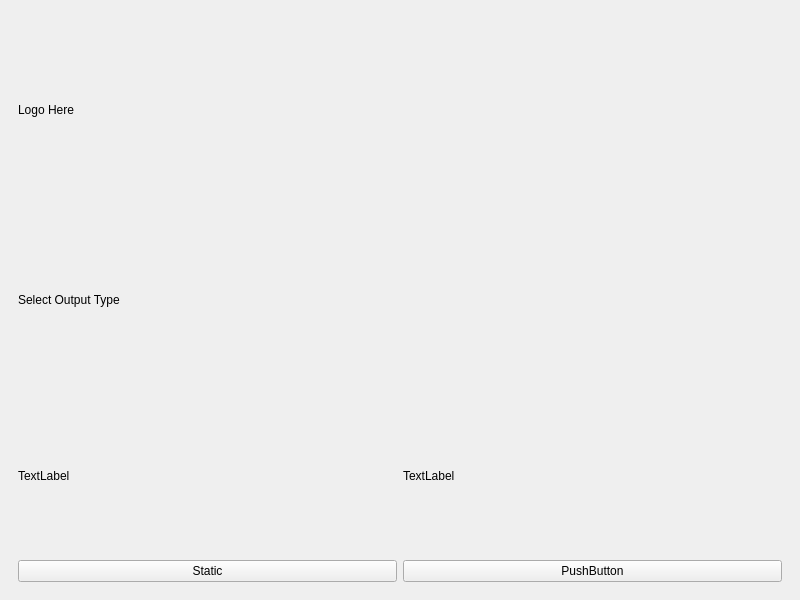
Old version of the form brbooth.ui in the repository Hitagi7/qt-brbooth.
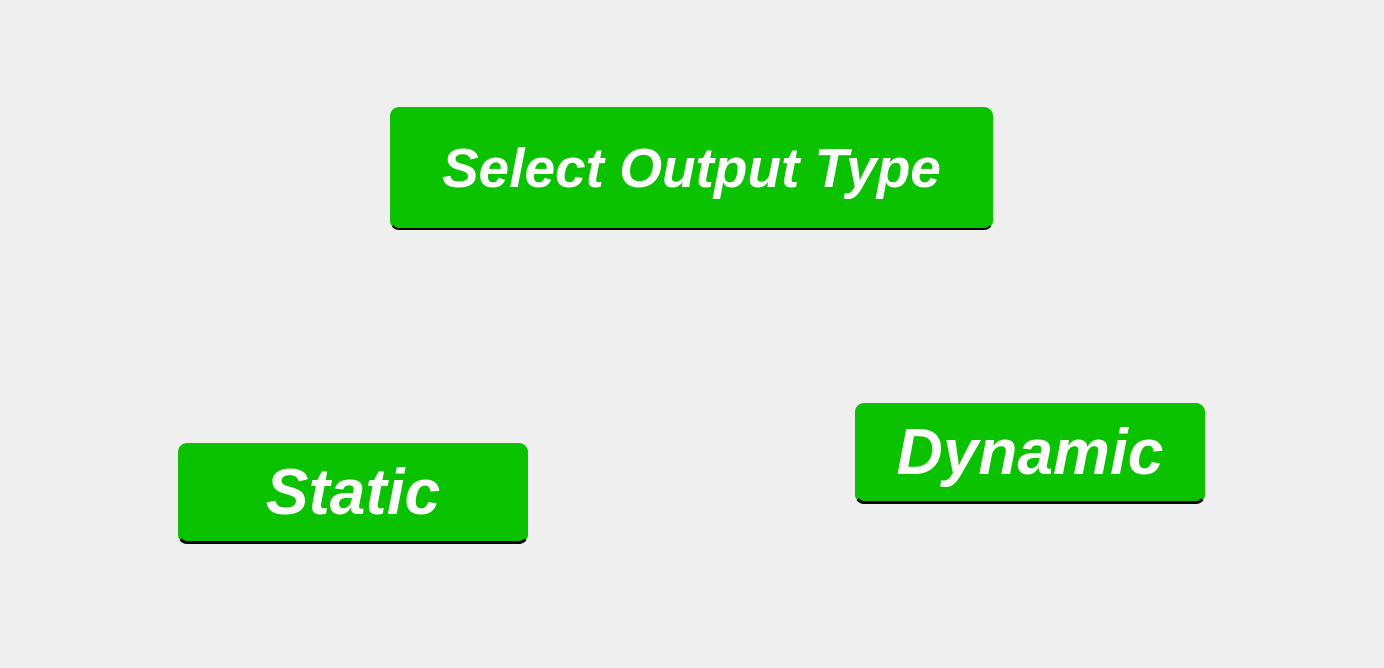
New version of the form. Icons and pictures are not drawn. Custom widgets are drawn as their Qt base class.

Commit message: Universal Background & Fixed Back Button

```diff
--- a/brbooth.ui
+++ b/brbooth.ui
@@ -6,8 +6,8 @@
    <rect>
     <x>0</x>
     <y>0</y>
-    <width>800</width>
-    <height>600</height>
+    <width>1384</width>
+    <height>668</height>
    </rect>
   </property>
   <property name="windowTitle">
@@ -26,19 +26,78 @@
        </property>
        <layout class="QVBoxLayout" name="verticalLayout_3">
         <item>
-         <widget class="QLabel" name="label_2">
+         <widget class="QLabel" name="usc_logo">
+          <property name="minimumSize">
+           <size>
+            <width>0</width>
+            <height>83</height>
+           </size>
+          </property>
+          <property name="maximumSize">
+           <size>
+            <width>16777215</width>
+            <height>83</height>
+           </size>
+          </property>
           <property name="text">
-           <string>Logo Here</string>
+           <string/>
+          </property>
+          <property name="pixmap">
+           <pixmap resource="resources.qrc">:/images/pics/usc_logo.png</pixmap>
           </property>
          </widget>
         </item>
-        <item>
-         <widget class="QLabel" name="label">
+        <item alignment="Qt::AlignmentFlag::AlignHCenter|Qt::AlignmentFlag::AlignVCenter">
+         <widget class="QLabel" name="title">
+          <property name="minimumSize">
+           <size>
+            <width>603</width>
+            <height>123</height>
+           </size>
+          </property>
+          <property name="maximumSize">
+           <size>
+            <width>603</width>
+            <height>123</height>
+           </size>
+          </property>
+          <property name="styleSheet">
+           <string notr="true">#title {
+   color: #FFF;
+   text-align: center;
+   font-family: &quot;Roboto Condensed&quot;;
+   font-style: italic;
+   font-weight: 700;
+   font-size: 55px;
+	background-color: #0BC200;
+	border-radius: 9px;
+    border-bottom: 2px solid #020202;
+}</string>
+          </property>
           <property name="text">
            <string>Select Output Type</string>
           </property>
+          <property name="alignment">
+           <set>Qt::AlignmentFlag::AlignCenter</set>
+          </property>
+          <property name="margin">
+           <number>0</number>
+          </property>
          </widget>
         </item>
+        <item>
+         <spacer name="verticalSpacer_4">
+          <property name="orientation">
+           <enum>Qt::Orientation::Vertical</enum>
+          </property>
+          <property name="sizeHint" stdset="0">
+           <size>
+            <width>20</width>
+            <height>40</height>
+           </size>
+          </property>
+         </spacer>
+        </item>
         <item>
          <layout class="QHBoxLayout" name="horizontalLayout_6">
           <item>
@@ -46,12 +105,49 @@
             <item>
              <widget class="QLabel" name="label_3">
               <property name="text">
-               <string>TextLabel</string>
+               <string/>
+              </property>
+              <property name="pixmap">
+               <pixmap resource="resources.qrc">:/images/pics/mickey.png</pixmap>
+              </property>
+              <property name="alignment">
+               <set>Qt::AlignmentFlag::AlignCenter</set>
               </property>
              </widget>
             </item>
-            <item>
-             <widget class="QPushButton" name="pushButton">
+            <item alignment="Qt::AlignmentFlag::AlignHCenter|Qt::AlignmentFlag::AlignVCenter">
+             <widget class="QPushButton" name="staticButton">
+              <property name="maximumSize">
+               <size>
+                <width>350</width>
+                <height>101</height>
+               </size>
+              </property>
+              <property name="cursor">
+               <cursorShape>PointingHandCursor</cursorShape>
+              </property>
+              <property name="styleSheet">
+               <string notr="true">#staticButton {
+border-radius: 9px;
+border-bottom: 3px solid #020202;
+background: #0BC200;
+width: 350px;
+height: 101px;
+
+color: #FFF;
+text-align: center;
+font-family: &quot;Roboto Condensed&quot;;
+font-size: 64px;
+font-style: italic;
+font-weight: 550;
+line-height: normal;
+}
+
+/* Hover effect for the button */
+#staticButton::hover {
+            background: #0EDD00; /* Slightly lighter green on hover */
+        }</string>
+              </property>
               <property name="text">
                <string>Static</string>
               </property>
@@ -64,21 +160,97 @@
             <item>
              <widget class="QLabel" name="label_4">
               <property name="text">
-               <string>TextLabel</string>
+               <string/>
               </property>
+              <property name="pixmap">
+               <pixmap resource="resources.qrc">:/images/pics/ballerina.png</pixmap>
+              </property>
+              <property name="alignment">
+               <set>Qt::AlignmentFlag::AlignCenter</set>
+              </property>
              </widget>
             </item>
             <item>
-             <widget class="QPushButton" name="pushButton_5">
+             <spacer name="verticalSpacer">
+              <property name="orientation">
+               <enum>Qt::Orientation::Vertical</enum>
+              </property>
+              <property name="sizeHint" stdset="0">
+               <size>
+                <width>20</width>
+                <height>40</height>
+               </size>
+              </property>
+             </spacer>
+            </item>
+            <item alignment="Qt::AlignmentFlag::AlignHCenter|Qt::AlignmentFlag::AlignVCenter">
+             <widget class="QPushButton" name="dynamicButton">
+              <property name="maximumSize">
+               <size>
+                <width>350</width>
+                <height>101</height>
+               </size>
+              </property>
+              <property name="cursor">
+               <cursorShape>PointingHandCursor</cursorShape>
+              </property>
+              <property name="styleSheet">
+               <string notr="true">#dynamicButton {
+	border-radius: 9px;
+	border-bottom: 3px solid #020202;
+	background: #0BC200;
+	width: 350px;
+	height: 101px;
+
+	color: #FFF;
+text-align: center;
+font-family: &quot;Roboto Condensed&quot;;
+font-size: 64px;
+font-style: italic;
+font-weight: 550;
+line-height: normal;
+}
+
+/* Hover effect for the button */
+#dynamicButton::hover {
+            background: #0EDD00; /* Slightly lighter green on hover */
+        }</string>
+              </property>
               <property name="text">
-               <string>PushButton</string>
+               <string>Dynamic</string>
               </property>
              </widget>
             </item>
+            <item>
+             <spacer name="verticalSpacer_3">
+              <property name="orientation">
+               <enum>Qt::Orientation::Vertical</enum>
+              </property>
+              <property name="sizeHint" stdset="0">
+               <size>
+                <width>20</width>
+                <height>40</height>
+               </size>
+              </property>
+             </spacer>
+            </item>
            </layout>
           </item>
          </layout>
         </item>
+        <item>
+         <spacer name="verticalSpacer_2">
+          <property name="orientation">
+           <enum>Qt::Orientation::Vertical</enum>
+          </property>
+          <property name="sizeHint" stdset="0">
+           <size>
+            <width>20</width>
+            <height>40</height>
+           </size>
+          </property>
+         </spacer>
+        </item>
        </layout>
       </widget>
       <widget class="Foreground" name="forepage"/>
```
Left out of the diff: 8 changed lines with no effect on the pictures. The commit also changes 2 other files.
